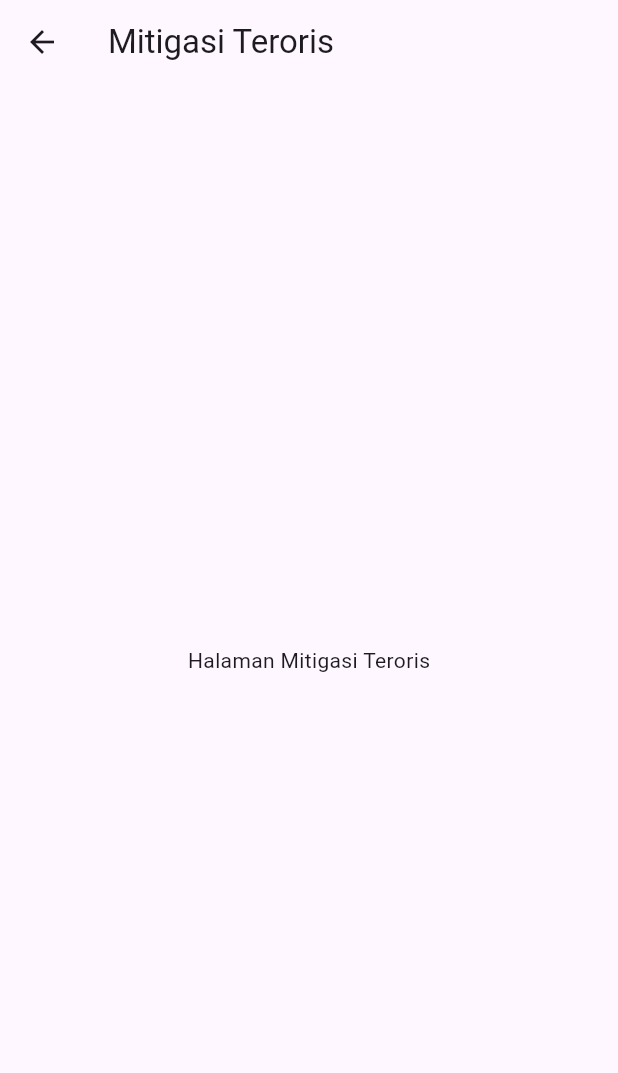
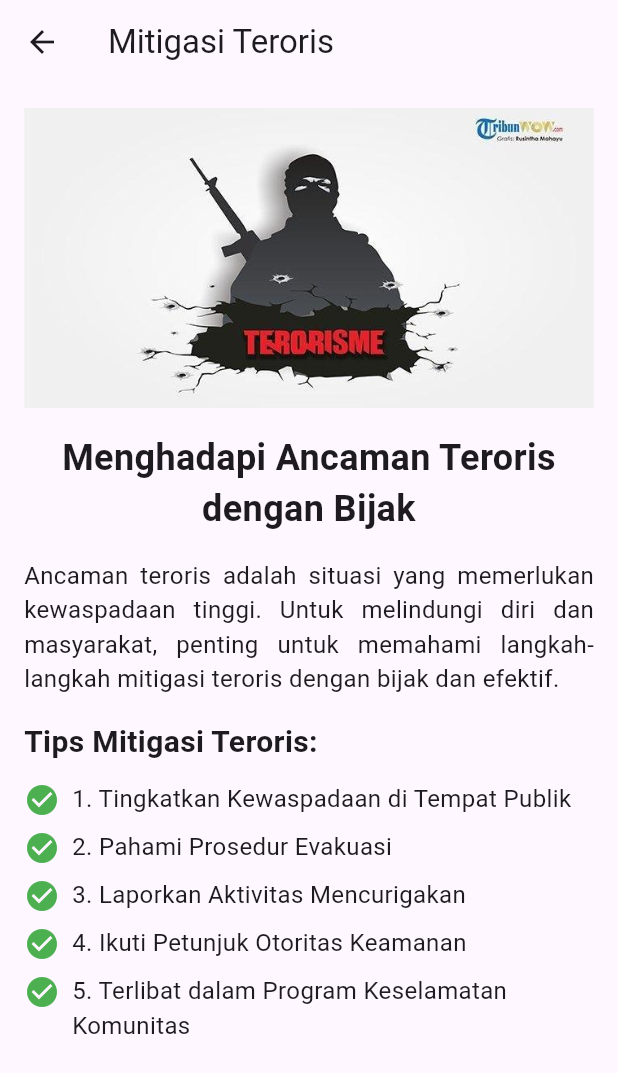
Before and after one commit to BeepBob0411/Kren-project, a Flutter app: the TerorisPage screen opened directly, on a phone screen of 412 x 824 dp. Shown: the top 1073 px of the screen. Run offline on Flutter 3.47's test engine with Material 3 defaults, Android fonts, the phone set to English and light mode, and no system bars; our stand-ins replace cloud_firestore, firebase_auth, firebase_core, geocoding, geolocator, image_picker and 4 more; accounts and stored records are empty.

Commit message:
Update teroris.dart

```diff
--- a/lib/pages/mitigasi/teroris.dart
+++ b/lib/pages/mitigasi/teroris.dart
@@ -9,8 +9,70 @@ class TerorisPage extends StatelessWidget {
       appBar: AppBar(
         title: Text('Mitigasi Teroris'),
       ),
-      body: Center(
-        child: Text('Halaman Mitigasi Teroris'),
+      body: SingleChildScrollView(
+        padding: EdgeInsets.all(16.0),
+        child: Column(
+          mainAxisAlignment: MainAxisAlignment.center,
+          crossAxisAlignment: CrossAxisAlignment.stretch,
+          children: [
+            Image.asset(
+              'assets/images/teroris.jpg', // Path to the teroris image in your assets folder
+              height: 200,
+              fit: BoxFit.cover,
+            ),
+            SizedBox(height: 16.0),
+            Text(
+              'Menghadapi Ancaman Teroris dengan Bijak',
+              style: TextStyle(
+                fontSize: 24.0,
+                fontWeight: FontWeight.bold,
+              ),
+              textAlign: TextAlign.center,
+            ),
+            SizedBox(height: 16.0),
+            Text(
+              'Ancaman teroris adalah situasi yang memerlukan kewaspadaan tinggi. '
+              'Untuk melindungi diri dan masyarakat, penting untuk memahami langkah-langkah '
+              'mitigasi teroris dengan bijak dan efektif.',
+              style: TextStyle(fontSize: 16.0),
+              textAlign: TextAlign.justify,
+            ),
+            SizedBox(height: 16.0),
+            Text(
+              'Tips Mitigasi Teroris:',
+              style: TextStyle(
+                fontSize: 20.0,
+                fontWeight: FontWeight.bold,
+              ),
+              textAlign: TextAlign.left,
+            ),
+            SizedBox(height: 8.0),
+            _buildMitigationTip('1. Tingkatkan Kewaspadaan di Tempat Publik'),
+            _buildMitigationTip('2. Pahami Prosedur Evakuasi'),
+            _buildMitigationTip('3. Laporkan Aktivitas Mencurigakan'),
+            _buildMitigationTip('4. Ikuti Petunjuk Otoritas Keamanan'),
+            _buildMitigationTip('5. Terlibat dalam Program Keselamatan Komunitas'),
+          ],
+        ),
+      ),
+    );
+  }
+
+  Widget _buildMitigationTip(String tip) {
+    return Padding(
+      padding: EdgeInsets.symmetric(vertical: 4.0),
+      child: Row(
+        crossAxisAlignment: CrossAxisAlignment.start,
+        children: [
+          Icon(
+            Icons.check_circle,
+            color: Colors.green,
+          ),
+          SizedBox(width: 8.0),
+          Expanded(
+            child: Text(tip, style: TextStyle(fontSize: 16.0)),
+          ),
+        ],
       ),
     );
   }
```
